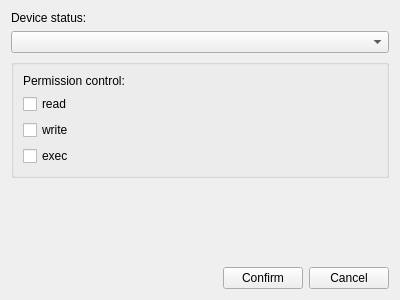
Above: src/ui/device/device-permission.ui from openeuler-mirror/ks-ssr before the change. Below: the same form after it.
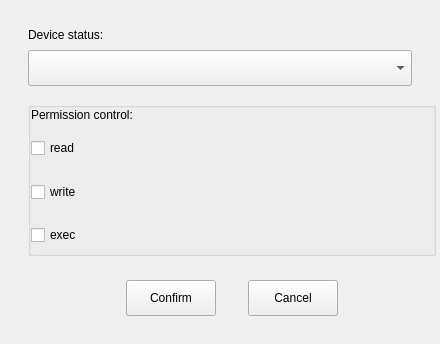
That is the form after the change.

Commit message:
fix(device):improve ui and qss
- 根据设计图完善ui界面和qss样式

```diff
--- a/src/ui/device/device-permission.ui
+++ b/src/ui/device/device-permission.ui
@@ -6,16 +6,70 @@
    <rect>
     <x>0</x>
     <y>0</y>
-    <width>400</width>
-    <height>300</height>
+    <width>440</width>
+    <height>344</height>
    </rect>
   </property>
+  <property name="sizePolicy">
+   <sizepolicy hsizetype="Fixed" vsizetype="Fixed">
+    <horstretch>0</horstretch>
+    <verstretch>0</verstretch>
+   </sizepolicy>
+  </property>
+  <property name="minimumSize">
+   <size>
+    <width>440</width>
+    <height>344</height>
+   </size>
+  </property>
+  <property name="maximumSize">
+   <size>
+    <width>440</width>
+    <height>344</height>
+   </size>
+  </property>
   <property name="windowTitle">
    <string>Form</string>
   </property>
+  <layout class="QVBoxLayout" name="verticalLayout_4">
+   <property name="spacing">
+    <number>0</number>
+   </property>
+   <property name="leftMargin">
+    <number>4</number>
+   </property>
+   <property name="topMargin">
+    <number>4</number>
+   </property>
+   <property name="rightMargin">
+    <number>4</number>
+   </property>
+   <property name="bottomMargin">
+    <number>4</number>
+   </property>
+   <item>
+    <widget class="QWidget" name="m_contents" native="true">
   <layout class="QVBoxLayout" name="verticalLayout_3">
+      <property name="spacing">
+       <number>16</number>
+      </property>
+      <property name="leftMargin">
+       <number>24</number>
+      </property>
+      <property name="topMargin">
+       <number>24</number>
+      </property>
+      <property name="rightMargin">
+       <number>0</number>
+      </property>
+      <property name="bottomMargin">
+       <number>24</number>
+      </property>
    <item>
     <layout class="QVBoxLayout" name="verticalLayout">
+        <property name="spacing">
+         <number>8</number>
+        </property>
      <item>
       <widget class="QLabel" name="label">
        <property name="text">
@@ -24,19 +78,44 @@
       </widget>
      </item>
      <item>
-      <widget class="QComboBox" name="m_status"/>
+         <widget class="QComboBox" name="m_status">
+          <property name="minimumSize">
+           <size>
+            <width>384</width>
+            <height>36</height>
+           </size>
+          </property>
+          <property name="maximumSize">
+           <size>
+            <width>384</width>
+            <height>36</height>
+           </size>
+          </property>
+         </widget>
      </item>
     </layout>
    </item>
    <item>
     <widget class="QGroupBox" name="m_groupBox">
-     <property name="checkable">
-      <bool>false</bool>
-     </property>
      <property name="checked">
       <bool>false</bool>
      </property>
      <layout class="QVBoxLayout" name="verticalLayout_2">
+         <property name="spacing">
+          <number>8</number>
+         </property>
+         <property name="leftMargin">
+          <number>0</number>
+         </property>
+         <property name="topMargin">
+          <number>0</number>
+         </property>
+         <property name="rightMargin">
+          <number>0</number>
+         </property>
+         <property name="bottomMargin">
+          <number>0</number>
+         </property>
       <item>
        <widget class="QLabel" name="label_2">
         <property name="text">
@@ -46,6 +125,18 @@
       </item>
       <item>
        <widget class="QCheckBox" name="m_read">
+           <property name="minimumSize">
+            <size>
+             <width>384</width>
+             <height>36</height>
+            </size>
+           </property>
+           <property name="maximumSize">
+            <size>
+             <width>384</width>
+             <height>36</height>
+            </size>
+           </property>
         <property name="text">
          <string>read</string>
         </property>
@@ -53,6 +144,18 @@
       </item>
       <item>
        <widget class="QCheckBox" name="m_write">
+           <property name="minimumSize">
+            <size>
+             <width>384</width>
+             <height>36</height>
+            </size>
+           </property>
+           <property name="maximumSize">
+            <size>
+             <width>384</width>
+             <height>36</height>
+            </size>
+           </property>
         <property name="text">
          <string>write</string>
         </property>
@@ -60,6 +163,18 @@
       </item>
       <item>
        <widget class="QCheckBox" name="m_exec">
+           <property name="minimumSize">
+            <size>
+             <width>384</width>
+             <height>36</height>
+            </size>
+           </property>
+           <property name="maximumSize">
+            <size>
+             <width>384</width>
+             <height>36</height>
+            </size>
+           </property>
         <property name="text">
          <string>exec</string>
         </property>
@@ -68,21 +183,14 @@
      </layout>
     </widget>
    </item>
-   <item>
-    <spacer name="verticalSpacer">
-     <property name="orientation">
-      <enum>Qt::Vertical</enum>
-     </property>
-     <property name="sizeHint" stdset="0">
-      <size>
-       <width>20</width>
-       <height>40</height>
-      </size>
-     </property>
-    </spacer>
-   </item>
    <item>
     <layout class="QHBoxLayout" name="horizontalLayout">
+        <property name="spacing">
+         <number>32</number>
+        </property>
+        <property name="topMargin">
+         <number>8</number>
+        </property>
      <item>
       <spacer name="horizontalSpacer">
        <property name="orientation">
@@ -98,6 +206,18 @@
      </item>
      <item>
       <widget class="QPushButton" name="m_confirm">
+          <property name="minimumSize">
+           <size>
+            <width>90</width>
+            <height>36</height>
+           </size>
+          </property>
+          <property name="maximumSize">
+           <size>
+            <width>90</width>
+            <height>36</height>
+           </size>
+          </property>
        <property name="text">
         <string>Confirm</string>
        </property>
@@ -105,12 +225,40 @@
      </item>
      <item>
       <widget class="QPushButton" name="m_cancel">
+          <property name="minimumSize">
+           <size>
+            <width>90</width>
+            <height>36</height>
+           </size>
+          </property>
+          <property name="maximumSize">
+           <size>
+            <width>90</width>
+            <height>36</height>
+           </size>
+          </property>
        <property name="text">
         <string>Cancel</string>
        </property>
       </widget>
      </item>
-    </layout>
+        <item>
+         <spacer name="horizontalSpacer_2">
+          <property name="orientation">
+           <enum>Qt::Horizontal</enum>
+          </property>
+          <property name="sizeHint" stdset="0">
+           <size>
+            <width>40</width>
+            <height>20</height>
+           </size>
+          </property>
+         </spacer>
+        </item>
+       </layout>
+      </item>
+     </layout>
+    </widget>
    </item>
   </layout>
  </widget>
```
Lines whose indentation alone changed are shown as unchanged. The commit also changes 18 other files.
